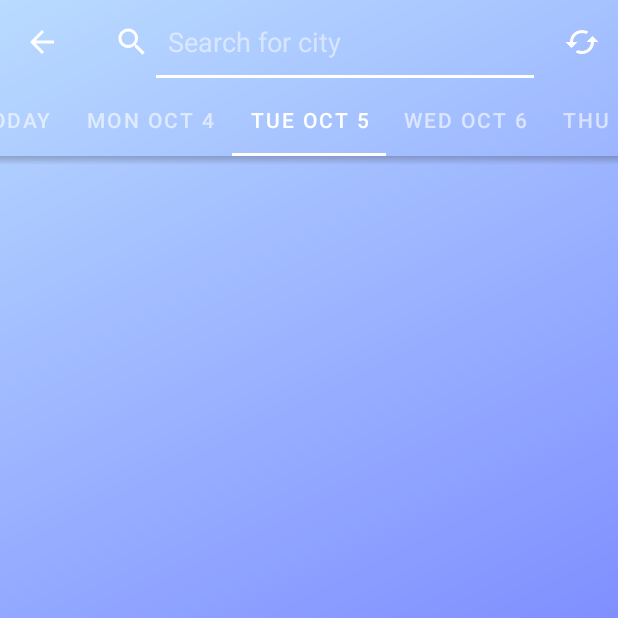
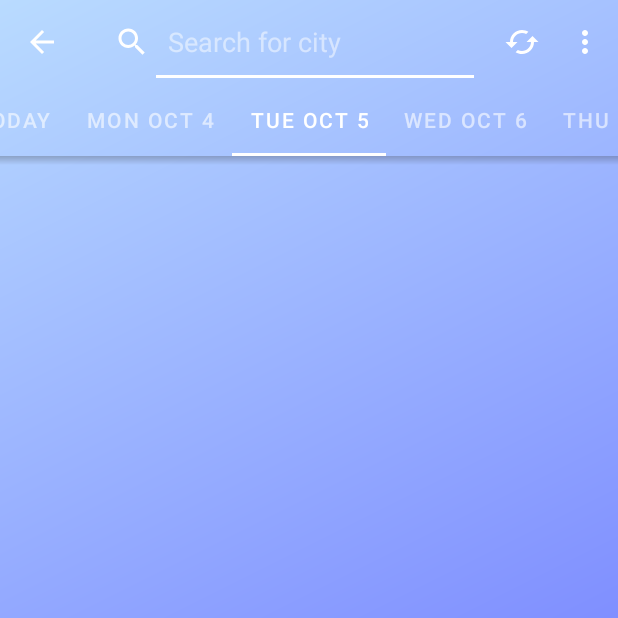
Before and after one commit to Krow10/Lab3-RestAPI, an Android app: the screen it shows after launch (MainActivity), after a tap on "Change the location for weather forecast", on a phone screen of 412 x 824 dp, the top half of it. Run offline under Robolectric (Android 15) with nearby library versions, the phone set to English and light mode, and no system bars; our stand-ins replace Volley; libraries missing offline, so code that uses them is left out: lecho.lib.hellocharts; plain views replace LineChartView.

Commit message:
Added settings

```diff
--- a/app/build.gradle
+++ b/app/build.gradle
@@ -48,6 +48,7 @@ dependencies {
     implementation 'com.google.android.gms:play-services-maps:17.0.1'
     implementation 'com.squareup.picasso:picasso:2.71828'
     implementation 'com.github.lecho:hellocharts-library:1.5.8@aar'
+    implementation 'androidx.preference:preference:1.1.1'
     testImplementation 'junit:junit:4.13.2'
     androidTestImplementation 'androidx.test.ext:junit:1.1.3'
     androidTestImplementation 'androidx.test.espresso:espresso-core:3.4.0'
--- a/app/src/main/java/com/example/lab3_restapi/APIData.java
+++ b/app/src/main/java/com/example/lab3_restapi/APIData.java
@@ -2,7 +2,6 @@ package com.example.lab3_restapi;
 
 import android.os.Parcel;
 import android.os.Parcelable;
-import android.util.Log;
 
 import org.json.JSONArray;
 import org.json.JSONException;
@@ -107,8 +106,6 @@ public class APIData {
             JSONArray daily_weather = root.getJSONArray("daily");
             for (int i = 0; i < daily_weather.length(); i++)
                 daily.add(parseWeatherData(daily_weather.getJSONObject(i), city, timezone_offset));
-
-            Log.d(getClass().getName(), "Refresh : " + root.toString(4));
         } catch (JSONException e) {
             e.printStackTrace();
         }
@@ -126,7 +123,7 @@ public class APIData {
         return daily.get(day);
     }
 
-    private WeatherData parseWeatherData(JSONObject obj, final String city, long timezone_offset) { // TODO : Parse differently for live, hourly and daily
+    private WeatherData parseWeatherData(JSONObject obj, final String city, long timezone_offset) {
         try {
             JSONObject current_weather = obj.getJSONArray("weather").getJSONObject(0);
             Function<Long, Long> changeTimezone = l -> l + timezone_offset;
--- a/app/src/main/java/com/example/lab3_restapi/FetchData.java
+++ b/app/src/main/java/com/example/lab3_restapi/FetchData.java
@@ -33,8 +33,9 @@ public class FetchData {
         String url = "https://api.openweathermap.org/data/2.5/onecall?"
                 + "lat=" + city_coordinates.latitude
                 + "&lon=" + city_coordinates.longitude
-                + "&units=metric" // TODO : Add units as user preference
+                + "&units=" + new UserPreferences(context).getUnits() // TODO : Add units as user preference
                 + "&appid=" + context.getResources().getString(R.string.api_key);
+        Log.d("FetchData", "Url : " + url);
 
         JsonObjectRequest jsonObjectRequest = new JsonObjectRequest
                 (Request.Method.GET, url, null, future, error -> System.err.println("Error fetching data  : " + error.getMessage()));
--- a/app/src/main/java/com/example/lab3_restapi/MainActivity.java
+++ b/app/src/main/java/com/example/lab3_restapi/MainActivity.java
@@ -2,6 +2,7 @@ package com.example.lab3_restapi;
 
 import android.app.Activity;
 import android.content.Context;
+import android.content.Intent;
 import android.location.Address;
 import android.os.Bundle;
 import android.view.Menu;
@@ -39,6 +40,14 @@ public class MainActivity extends AppCompatActivity {
             frag_manager.setTabLayout(findViewById(R.id.forecast_tabs_layout));
             frag_manager.refreshApiData(this);
         }
+    }
+
+    @Override
+    protected void onResume() {
+        frag_manager.refreshApiData(this);
+        frag_manager.restartUpdateTimer();
+
+        super.onResume();
     }
 
     @Override
@@ -96,7 +105,7 @@ public class MainActivity extends AppCompatActivity {
                     List<Address> cities_suggestions = FetchData.getCitySuggestions(getApplicationContext(), query);
                     if (!Objects.requireNonNull(cities_suggestions).isEmpty()) {
                         Address new_city = cities_suggestions.get(0);
-                        new UserPreferences(main).setCity((new_city.getLocality() == null ? new_city.getFeatureName() : new_city.getLocality())
+                        new UserPreferences(getApplicationContext()).setCity((new_city.getLocality() == null ? new_city.getFeatureName() : new_city.getLocality())
                                 + ", " + new_city.getCountryCode()); // Format user input by using proper location spelling
                         frag_manager.refreshApiData(main);
                         location_item.collapseActionView();
@@ -122,6 +131,12 @@ public class MainActivity extends AppCompatActivity {
             return true;
         });
 
+        menu.findItem(R.id.action_show_settings).setOnMenuItemClickListener(item -> {
+            Intent intent = new Intent(main, UserSettingsActivity.class);
+            startActivity(intent);
+            return true;
+        });
+
         return super.onCreateOptionsMenu(menu);
     }
 
--- a/app/src/main/java/com/example/lab3_restapi/fragments/CollectionWeatherFragment.java
+++ b/app/src/main/java/com/example/lab3_restapi/fragments/CollectionWeatherFragment.java
@@ -88,7 +88,7 @@ public class CollectionWeatherFragment extends Fragment {
 
     public void refreshApiData(Activity activity) {
         new Thread(() -> {
-            final String city =  new UserPreferences(activity).getCity();
+            final String city =  new UserPreferences(activity.getApplicationContext()).getCity();
             final JSONObject data = FetchData.fetchAPIData(activity.getApplicationContext(), city);
             if (data != null) {
                 api_data = new APIData(data, city);
@@ -100,6 +100,10 @@ public class CollectionWeatherFragment extends Fragment {
         }).start();
     }
 
+    public void restartUpdateTimer() {
+        weatherCollectionAdapter.restartUpdateTimer(getActivity(), getContext());
+    }
+
     public void setTabLayout(TabLayout tab) {
         tabLayout = tab;
     }
--- a/app/src/main/java/com/example/lab3_restapi/fragments/WeatherCollectionAdapter.java
+++ b/app/src/main/java/com/example/lab3_restapi/fragments/WeatherCollectionAdapter.java
@@ -15,12 +15,12 @@ import com.example.lab3_restapi.UserPreferences;
 import org.json.JSONObject;
 
 import java.util.ArrayList;
-import java.util.Objects;
 import java.util.Timer;
 import java.util.TimerTask;
 
 public class WeatherCollectionAdapter extends FragmentStateAdapter {
     private final ArrayList<Fragment> weather_fragments;
+    private Timer update_timer;
 
     public WeatherCollectionAdapter(Fragment fragment) {
         super(fragment);
@@ -33,27 +33,8 @@ public class WeatherCollectionAdapter extends FragmentStateAdapter {
             weather_fragments.add(new WeatherDailyFragment());
 
         // Setup live weather update
-        Timer timer = new Timer();
-        TimerTask doAsynchronousTask = new TimerTask() {
-            @Override
-            public void run() {
-                try {
-                    final Activity main = fragment.getActivity();
-                    final String city = new UserPreferences(Objects.requireNonNull(main)).getCity();
-                    final JSONObject data = FetchData.fetchAPIData(fragment.getContext(), city);
-                    if (data != null) {
-                        APIData api_data = new APIData(data, city);
-                        ArrayList<APIData.WeatherData> new_data = new ArrayList<>();
-                        new_data.add(api_data.getCurrentWeatherData());
-                        main.runOnUiThread (() -> ((WeatherLiveFragment)(createFragment(0))).updateWeatherData(fragment.getContext(), new_data));
-                    }
-                } catch (Exception e) {
-                    Log.e(getClass().getName(), "Error in live weather data update Timer : " + e.getMessage());
-                }
-            }
-        };
-        // TODO : Make user prefs ?
-        timer.schedule(doAsynchronousTask, 60000, 60000); // Run update every minute
+        update_timer = new Timer();
+        restartUpdateTimer(fragment.getActivity(), fragment.getContext());
     }
 
     @NonNull
@@ -85,4 +66,32 @@ public class WeatherCollectionAdapter extends FragmentStateAdapter {
             }
         }
     }
+
+    public void restartUpdateTimer(Activity main, Context context) {
+        update_timer.cancel();
+        update_timer = new Timer();
+        final long refresh_interval = new UserPreferences(context).getRefreshInterval(); // In minutes
+        Log.d(getClass().getName(), "Restart timer with " + refresh_interval + " minutes interval !");
+        update_timer.schedule(createUpdateTask(main, context), 60000 * refresh_interval, 60000 * refresh_interval); // Multiply milliseconds to minutes
+    }
+
+    private TimerTask createUpdateTask(Activity main, Context context) {
+        return new TimerTask() {
+            @Override
+            public void run() {
+                try {
+                    final String city = new UserPreferences(context).getCity();
+                    final JSONObject data = FetchData.fetchAPIData(context, city);
+                    if (data != null) {
+                        APIData api_data = new APIData(data, city);
+                        ArrayList<APIData.WeatherData> new_data = new ArrayList<>();
+                        new_data.add(api_data.getCurrentWeatherData());
+                        main.runOnUiThread (() -> ((WeatherLiveFragment)(createFragment(0))).updateWeatherData(context, new_data));
+                    }
+                } catch (Exception e) {
+                    Log.e(getClass().getName(), "Error in live weather data update Timer : " + e.getMessage());
+                }
+            }
+        };
+    }
 }
--- a/app/src/main/res/menu/app_bar_menu.xml
+++ b/app/src/main/res/menu/app_bar_menu.xml
@@ -8,10 +8,17 @@
         android:title="@string/iv_refresh_data_desc"
         app:showAsAction="ifRoom"
         app:actionLayout="@layout/action_refresh_data"/>
+
     <item
         android:id="@+id/action_change_location"
         android:icon="@drawable/ic_baseline_edit_location_24"
         android:title="@string/change_location_desc"
         app:showAsAction="collapseActionView|ifRoom"
         app:actionLayout="@layout/action_change_location"/>
+
+    <item
+        android:id="@+id/action_show_settings"
+        android:title="@string/settings"
+        android:contentDescription="@string/open_settings"
+        app:showAsAction="never"/>
 </menu>
--- a/app/src/main/res/values/strings.xml
+++ b/app/src/main/res/values/strings.xml
@@ -2,23 +2,43 @@
     <string name="app_name">Lab3-RestAPI</string>
     <string name="city_search_hint">Search for city</string>
     <string name="location_not_found_error_msg">Unable to find this location</string>
+    <string name="settings">Settings</string>
 
     <!-- Tabs header -->
     <string name="tab_live">Live</string>
     <string name="tab_today">Today</string>
 
     <!-- Live tab content -->
-    <string name="feels_like">°C\nfeels\nlike</string> <!-- TODO : Change to user prefs -->
+    <string name="feels_like">feels\nlike</string>
     <string name="last_updated">Last updated at</string>
 
     <!-- Accessibility descriptions -->
     <string name="iv_refresh_data_desc">Actualize the weather data</string>
     <string name="w_icon_desc">Weather preview</string>
     <string name="change_location_desc">Change the location for weather forecast</string>
+    <string name="open_settings">Open settings</string>
 
     <!-- Daily tabs content -->
     <string name="temperature_forecast">Temperature forecast</string>
     <string name="morning">Morning</string>
     <string name="day">Day</string>
     <string name="evening">Evening</string>
+
+    <!-- Settings title and summaries -->
+    <string name="units_title">Units</string>
+    <string name="data_refresh_interval_title">Weather forecast refresh</string>
+    <string name="data_refresh_interval_summary">Set the time interval to update weather data</string>
+
+    <!-- Settings labels -->
+        <!-- Units -->
+        <string name="units_standard">Standard</string>
+        <string name="units_metric">Metric</string>
+        <string name="units_imperial">Imperial</string>
+
+        <!-- Update interval -->
+        <string name="data_refresh_interval_one_minute">1 minute</string>
+        <string name="data_refresh_interval_five_minute">5 minutes</string>
+        <string name="data_refresh_interval_ten_minute">10 minutes</string>
+        <string name="data_refresh_interval_thirty_minute">30 minutes</string>
+        <string name="data_refresh_interval_sixty_minute">60 minutes</string>
 </resources>
--- a/app/src/main/res/values/styles.xml
+++ b/app/src/main/res/values/styles.xml
@@ -2,6 +2,7 @@
 <resources xmlns:tools="http://schemas.android.com/tools">
     <style name="Widget.MaterialComponents.Toolbar.Transparent" parent="Widget.MaterialComponents.Toolbar.Primary">
         <item name="android:background">@null</item>
+        <item name="colorControlNormal">?colorOnPrimary</item>
     </style>
 
     <!-- Font styles -->
@@ -39,26 +40,31 @@
         <item name="fontFamily">@font/montserrat</item>
         <item name="android:fontFamily">@font/montserrat</item>
         <item name="android:textSize">16sp</item>
+        <item name="android:textColor">?colorOnPrimary</item>
     </style>
     <style name="TextAppearance.MdcTypographyStyles.Subtitle2" parent="TextAppearance.MaterialComponents.Subtitle2" tools:keep="@style/TextAppearance_MdcTypographyStyles_Subtitle2">
         <item name="fontFamily">@font/montserrat</item>
         <item name="android:fontFamily">@font/montserrat</item>
         <item name="android:textSize">14sp</item>
+        <item name="android:textColor">?colorOnPrimary</item>
     </style>
     <style name="TextAppearance.MdcTypographyStyles.Body1" parent="TextAppearance.MaterialComponents.Body1">
         <item name="fontFamily">@font/noto_sans</item>
         <item name="android:fontFamily">@font/noto_sans</item>
         <item name="android:textSize">16sp</item>
+        <item name="android:textColor">?colorOnPrimary</item>
     </style>
     <style name="TextAppearance.MdcTypographyStyles.Body2" parent="TextAppearance.MaterialComponents.Body2" tools:keep="@style/TextAppearance_MdcTypographyStyles_Body2">
         <item name="fontFamily">@font/noto_sans</item>
         <item name="android:fontFamily">@font/noto_sans</item>
         <item name="android:textSize">14sp</item>
+        <item name="android:textColor">?colorOnPrimary</item>
     </style>
     <style name="TextAppearance.MdcTypographyStyles.Button" parent="TextAppearance.MaterialComponents.Button">
         <item name="fontFamily">@font/noto_sans</item>
         <item name="android:fontFamily">@font/noto_sans</item>
         <item name="android:textSize">14sp</item>
+        <item name="android:textColor">?colorOnPrimary</item>
     </style>
     <style name="TextAppearance.MdcTypographyStyles.Caption" parent="TextAppearance.MaterialComponents.Caption">
         <item name="fontFamily">@font/noto_sans</item>
@@ -69,5 +75,6 @@
         <item name="fontFamily">@font/noto_sans</item>
         <item name="android:fontFamily">@font/noto_sans</item>
         <item name="android:textSize">10sp</item>
+        <item name="android:textColor">?colorOnPrimary</item>
     </style>
 </resources>
--- a/app/src/main/res/values/themes.xml
+++ b/app/src/main/res/values/themes.xml
@@ -13,6 +13,11 @@
         <item name="android:statusBarColor" tools:targetApi="l">?attr/colorPrimaryVariant</item>
         <!-- Customize your theme here. -->
         <item name="tabStyle">@style/Widget.MaterialComponents.TabLayout.PrimarySurface</item>
+        <item name="android:actionMenuTextColor">?colorOnPrimary</item>
+        <item name="android:textColorHint">@color/on_primary_50</item>
+    </style>
+
+    <style name="Theme.UserSettingsScreen" parent="Theme.MaterialComponents.DayNight.NoActionBar">
         <item name="android:textColorPrimary">?colorOnPrimary</item>
         <item name="android:textColorHint">@color/on_primary_50</item>
     </style>
```
Also changed, not shown: app/src/main/AndroidManifest.xml (+8 -0 lines), app/src/main/java/com/example/lab3_restapi/UserPreferences.java (+36 -5 lines), app/src/main/java/com/example/lab3_restapi/UserSettingsActivity.java (added, +20 -0 lines), app/src/main/java/com/example/lab3_restapi/fragments/UserSettingsFragment.java (added, +14 -0 lines), app/src/main/java/com/example/lab3_restapi/fragments/WeatherDailyFragment.java (+9 -6 lines), app/src/main/java/com/example/lab3_restapi/fragments/WeatherHourlyFragment.java (+6 -2 lines), app/src/main/java/com/example/lab3_restapi/fragments/WeatherLiveFragment.java (+7 -3 lines), app/src/main/res/layout/user_settings_layout.xml (added, +31 -0 lines), app/src/main/res/values/preferences_values.xml (added, +31 -0 lines), app/src/main/res/xml/user_settings.xml (added, +19 -0 lines).
